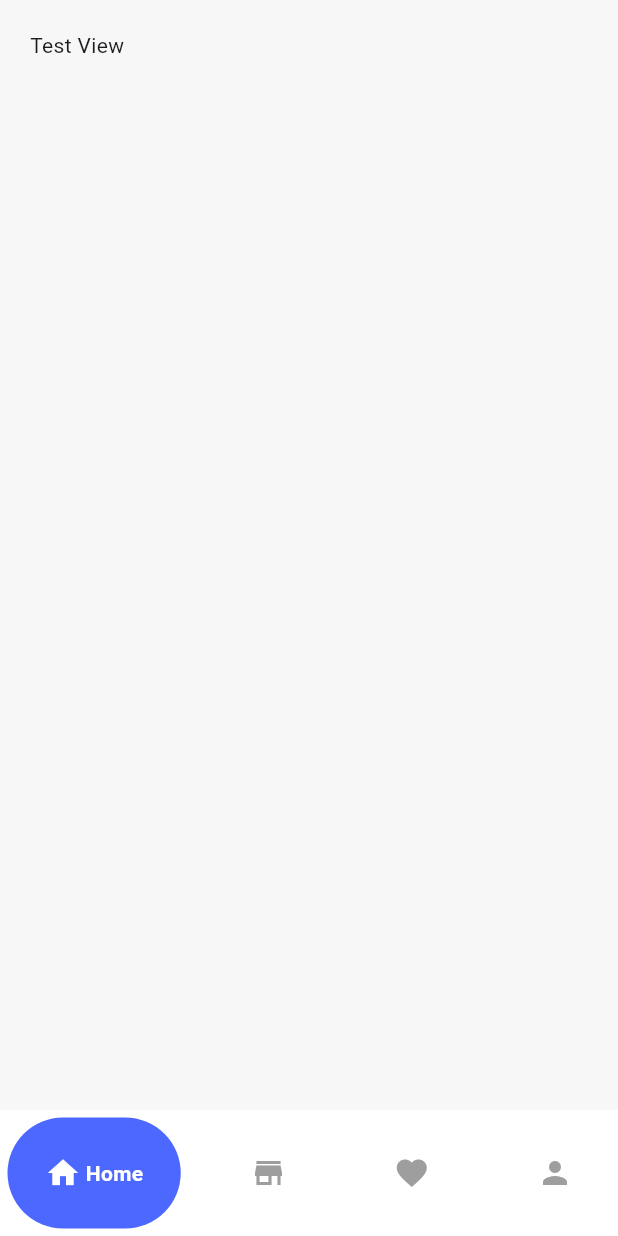
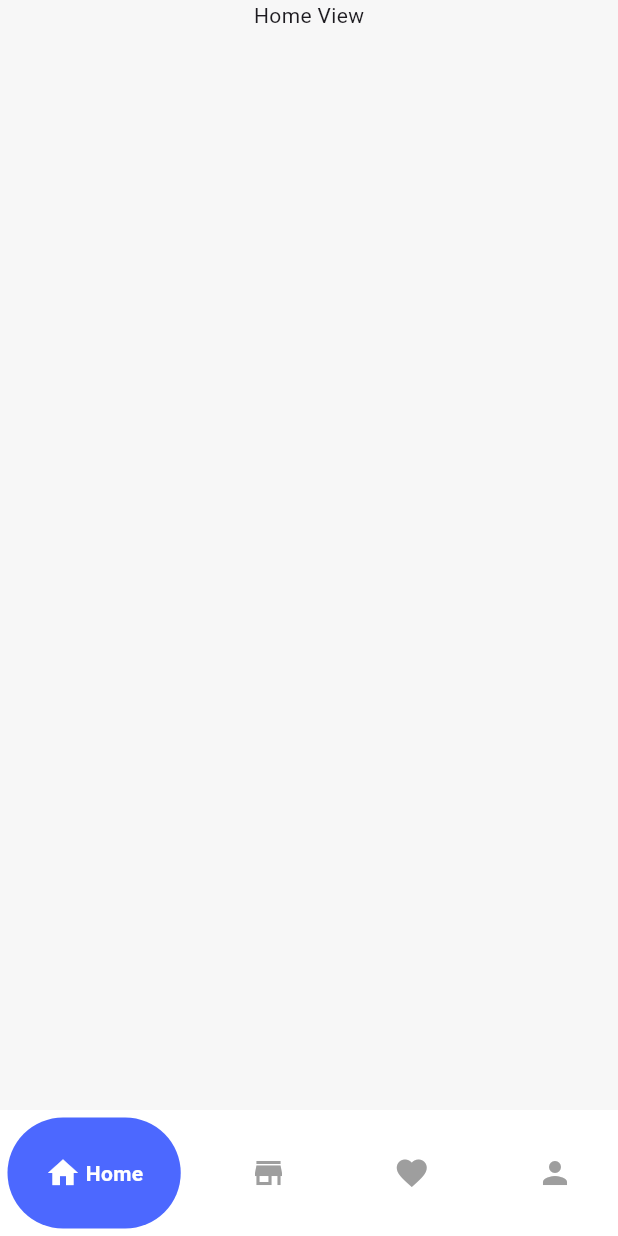
Before and after one commit to Ananhamdy11/e-commerce_app, a Flutter app: the MainHomeView screen opened directly, on a phone screen of 412 x 824 dp. Run offline on Flutter 3.47's test engine with Material 3 defaults, Android fonts, the phone set to English and light mode, and no system bars; drawn by our look-alikes of google_nav_bar; our stand-ins replace flutter_bloc.

Commit message:
implementing navigation in nav bar

```diff
--- /dev/null
+++ b/lib/feautres/nav bar/presentation/manager/cubit/nav_bar_cubit.dart
@@ -0,0 +1,15 @@
+
+import 'package:flutter_bloc/flutter_bloc.dart';
+
+part 'nav_bar_state.dart';
+
+class NavBarCubit extends Cubit<NavBarState> {
+  NavBarCubit() : super(NavBarInitial());
+
+int currentIndex = 0;
+void changeIndex(int index) {
+  currentIndex = index;
+  emit(IndexChange());
+
+}
+}
--- /dev/null
+++ b/lib/feautres/nav bar/presentation/manager/cubit/nav_bar_state.dart
@@ -0,0 +1,8 @@
+part of 'nav_bar_cubit.dart';
+
+sealed class NavBarState {}
+
+final class NavBarInitial extends NavBarState {}
+final class IndexChange extends NavBarState {
+
+}
--- a/lib/feautres/nav bar/presentation/views/main_home_view.dart
+++ b/lib/feautres/nav bar/presentation/views/main_home_view.dart
@@ -1,36 +1,37 @@
-
 import 'package:ecommerce_app/core/app_colors.dart';
+import 'package:ecommerce_app/feautres/nav%20bar/presentation/manager/cubit/nav_bar_cubit.dart';
 import 'package:ecommerce_app/feautres/nav%20bar/presentation/views/widgets/favorite_view.dart';
 import 'package:ecommerce_app/feautres/nav%20bar/presentation/views/widgets/home_view.dart';
-import 'package:ecommerce_app/feautres/nav%20bar/presentation/views/widgets/main_home_view_body.dart';
 import 'package:ecommerce_app/feautres/nav%20bar/presentation/views/widgets/profile_view.dart';
 import 'package:ecommerce_app/feautres/nav%20bar/presentation/views/widgets/store_view.dart';
 import 'package:flutter/material.dart';
+import 'package:flutter_bloc/flutter_bloc.dart';
 import 'package:google_nav_bar/google_nav_bar.dart';
 
 class MainHomeView extends StatelessWidget {
   const MainHomeView({super.key});
-final List<Widget> views = const[
+  final List<Widget> views = const [
     HomeView(),
     StoreView(),
     FavoriteView(),
     ProfileView(),
-
   ];
   @override
   Widget build(BuildContext context) {
-    return  Scaffold(
-      body:const MainHomeViewBody(),
+    return BlocProvider(
+      create: (context) => NavBarCubit(),
+      child: BlocBuilder<NavBarCubit, NavBarState>(
+        builder: (context, state) {
+          NavBarCubit cubit = context.read<NavBarCubit>();
+          return Scaffold(
+              body: views[cubit.currentIndex],
               bottomNavigationBar: Container(
-        decoration:const BoxDecoration(
-          color: AppColors.kWhiteColor
-        ),
+                decoration: const BoxDecoration(color: AppColors.kWhiteColor),
                 child: Padding(
-          padding:const EdgeInsets.symmetric(vertical: 5,horizontal: 5),
+                  padding:
+                      const EdgeInsets.symmetric(vertical: 5, horizontal: 5),
                   child: GNav(
-            onTabChange: (value){
-
-                        },
+                    onTabChange: cubit.changeIndex,
                     rippleColor: AppColors.kPrimaryColor,
                     hoverColor: AppColors.kPrimaryColor,
                     curve: Curves.easeOutExpo,
@@ -39,7 +40,7 @@ final List<Widget> views = const[
                     iconSize: 24,
                     tabBackgroundColor: AppColors.kPrimaryColor,
                     color: Colors.grey,
-            tabs:const [
+                    tabs: const [
                       GButton(
                         icon: Icons.home,
                         text: 'Home',
@@ -60,5 +61,8 @@ final List<Widget> views = const[
                   ),
                 ),
               ));
+        },
+      ),
+    );
   }
 }
```
Lines whose indentation alone changed are shown as unchanged.
